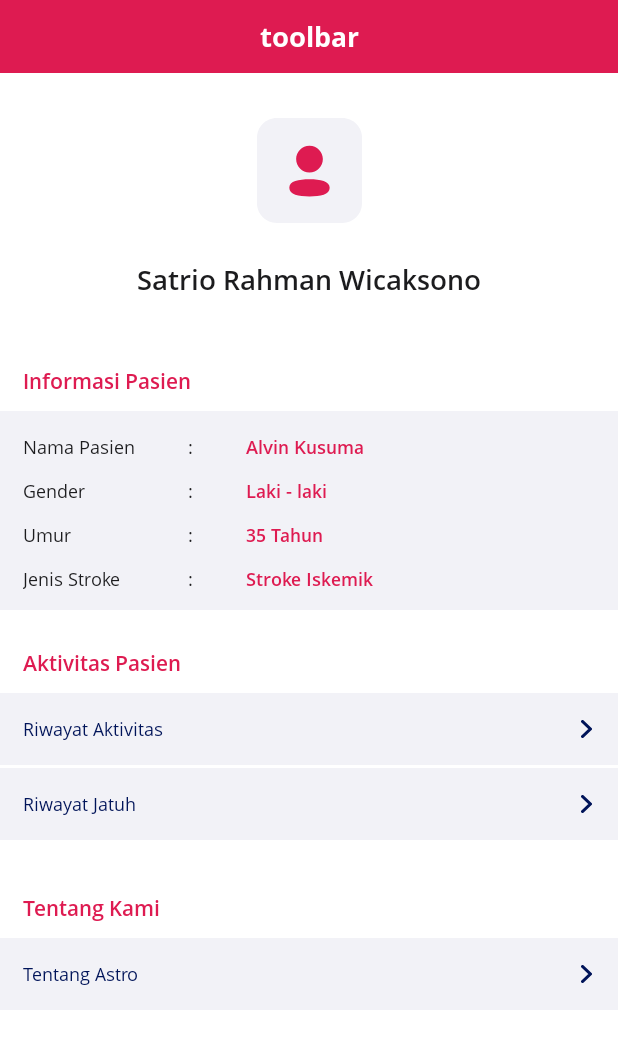
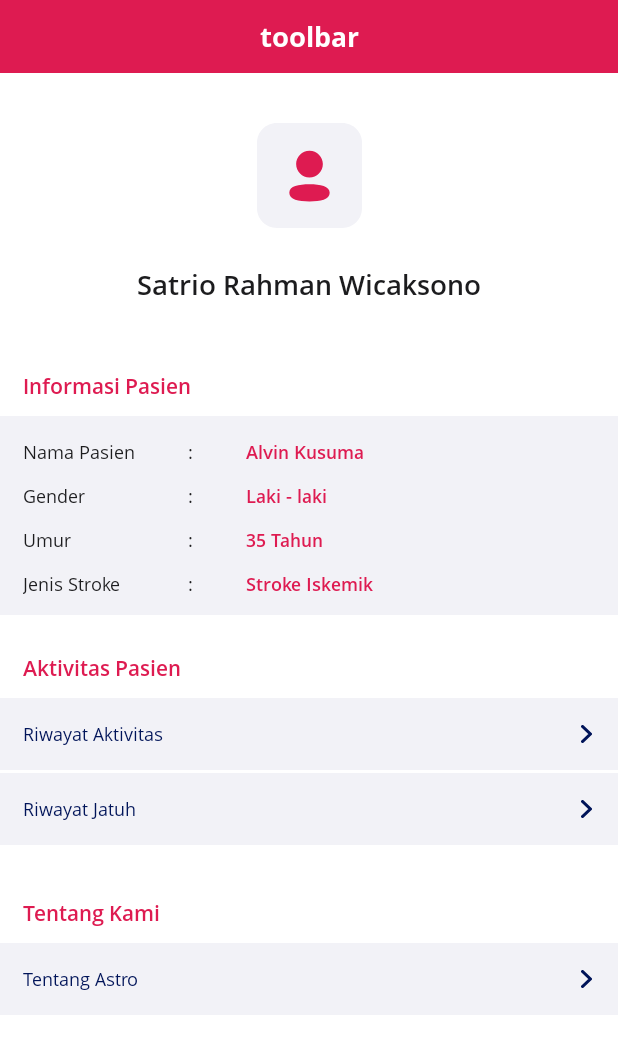
Before and after one commit to mrrezkii/Android-Kotlin-AstroApp, an Android app: the layout fragment_profil.xml on its own in the app's theme, with its tools: preview values and no code run, on a phone screen of 412 x 824 dp. Shown: the top 1054 px of the screen. Run offline under Robolectric (Android 15) with nearby library versions, the phone set to English and light mode, and no system bars.

Commit message:
Add nestedscrollview in fragment_profil.xml

```diff
--- a/app/src/main/java/com/kedirilagi/astro/data/view/fragment/bottomnav/ProfilFragment.kt
+++ b/app/src/main/java/com/kedirilagi/astro/data/view/fragment/bottomnav/ProfilFragment.kt
@@ -30,7 +30,7 @@ class ProfilFragment : Fragment() {
     }
 
     private fun setupView() {
-        binding.tvLayoutToolbar.tvToolbar.text = getString(R.string.petunjuk)
+        binding.tvLayoutToolbar.tvToolbar.text = getString(R.string.profil)
     }
 
     @Suppress("DEPRECATION")
--- a/app/src/main/res/layout/fragment_profil.xml
+++ b/app/src/main/res/layout/fragment_profil.xml
@@ -13,15 +13,25 @@
         app:layout_constraintEnd_toEndOf="parent"
         app:layout_constraintTop_toTopOf="parent" />
 
+    <androidx.core.widget.NestedScrollView
+        android:layout_width="match_parent"
+        android:layout_height="wrap_content"
+        app:layout_constraintTop_toBottomOf="@+id/tvLayoutToolbar">
+
+        <androidx.constraintlayout.widget.ConstraintLayout
+            android:layout_width="match_parent"
+            android:layout_height="match_parent"
+            android:paddingBottom="160dp">
+
             <androidx.appcompat.widget.AppCompatImageView
                 android:id="@+id/appCompatImageView5"
                 android:layout_width="wrap_content"
                 android:layout_height="wrap_content"
-        android:layout_marginTop="30dp"
+                android:layout_marginTop="33dp"
                 android:background="@drawable/ic_profile_rounded"
                 app:layout_constraintEnd_toEndOf="parent"
                 app:layout_constraintStart_toStartOf="parent"
-        app:layout_constraintTop_toBottomOf="@+id/tvLayoutToolbar" />
+                app:layout_constraintTop_toTopOf="parent" />
 
             <androidx.appcompat.widget.AppCompatTextView
                 android:id="@+id/appCompatTextView11"
@@ -141,5 +151,8 @@
                 app:layout_constraintStart_toStartOf="parent"
                 app:layout_constraintTop_toBottomOf="@+id/appCompatTextView14" />
 
+        </androidx.constraintlayout.widget.ConstraintLayout>
+
+    </androidx.core.widget.NestedScrollView>
 
 </androidx.constraintlayout.widget.ConstraintLayout>
```
Lines whose indentation alone changed are shown as unchanged.
